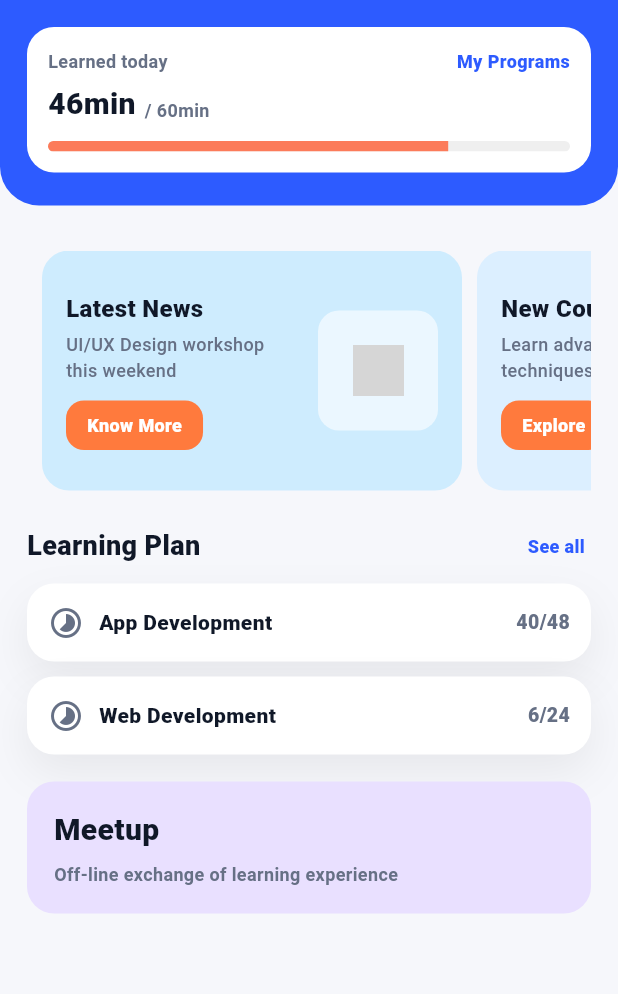
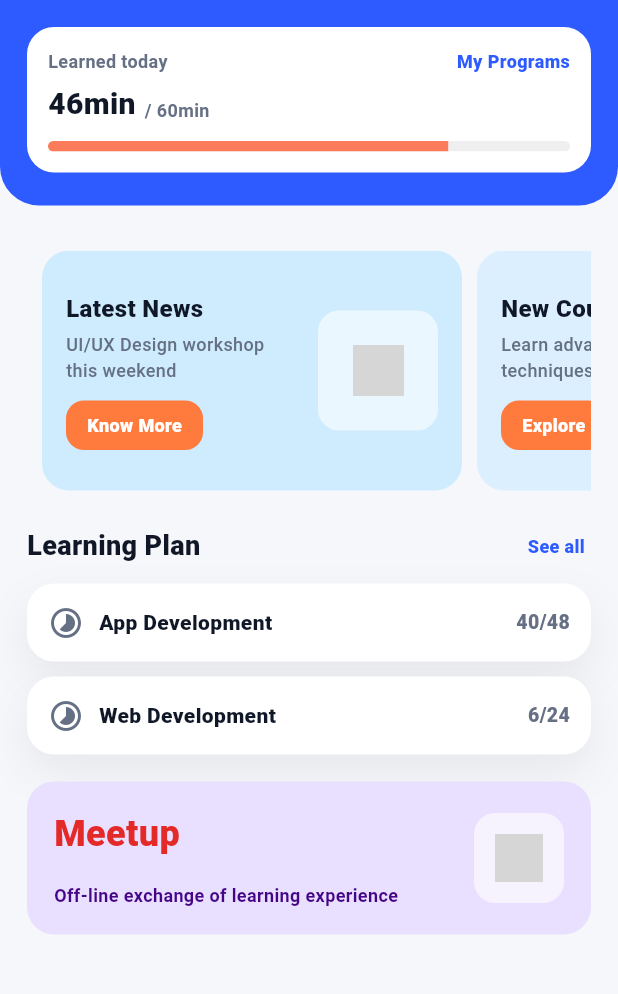
Before and after one commit to AnushkaGyawali/excelerateconnect, a Flutter app: the HomeScreen screen opened by its route, on a phone screen of 412 x 824 dp, the part 117-1111 px from its top. Run offline on Flutter 3.47's test engine with Material 3 defaults, Android fonts, the phone set to English and light mode, and no system bars; Roboto replaces fonts that are missing (SF Pro Display); grey boxes are pictures that could not be loaded.

Commit message:
Refactor HomeScreen layout and update MeetupBanner design; add assets path for icons

```diff
--- a/lib/screens/home/home_screen.dart
+++ b/lib/screens/home/home_screen.dart
@@ -25,12 +25,6 @@ class HomeScreen extends StatelessWidget {
                 child: Column(
                   crossAxisAlignment: CrossAxisAlignment.start,
                   children: [
-                    // SectionTitle(
-                    //   title: "Latest News",
-                    //   onSeeAll: () {
-                    //     _onSeeAllNewsPressed(context);
-                    //   },
-                    // ),
                     const SizedBox(height: 12),
 
                     /// Horizontal News Slider
@@ -195,7 +189,7 @@ class HomeScreen extends StatelessWidget {
     ScaffoldMessenger.of(context).showSnackBar(
       const SnackBar(
         content: Text('Opening Meetup Details'),
-        duration: Duration(seconds: 1),
+        duration: const Duration(seconds: 1),
       ),
     );
     // Add your navigation logic here
@@ -501,7 +495,7 @@ class _NewsBanner extends StatelessWidget {
   }
 }
 
-/// A Meetup information card.
+/// A Meetup information card with downloaded icon.
 class _MeetupBanner extends StatelessWidget {
   final VoidCallback onTap;
 
@@ -520,24 +514,54 @@ class _MeetupBanner extends StatelessWidget {
             color: const Color(0xFFE9E0FF),
             borderRadius: BorderRadius.circular(18),
           ),
-          child: const Column(
+          child: Row(
+            children: [
+              Expanded(
+                child: Column(
                   crossAxisAlignment: CrossAxisAlignment.start,
                   children: [
-              Text(
+                    const Text(
                       "Meetup",
                       style: TextStyle(
-                  fontSize: 20,
+                        fontSize: 24,
                         fontWeight: FontWeight.w900,
-                  color: AppTheme.textDark,
+                        color: const Color(0xFFE42929),
                       ),
                     ),
-              SizedBox(height: 6),
-              Text(
+                    const SizedBox(height: 15),
+                    const Text(
                       "Off-line exchange of learning experience",
                       style: TextStyle(
                         fontSize: 12,
                         fontWeight: FontWeight.w700,
-                  color: AppTheme.textSoft,
+                        color: const Color(0xFF440687),
+                      ),
+                    ),
+                  ],
+                ),
+              ),
+              const SizedBox(width: 12),
+              Container(
+                width: 60,
+                height: 60,
+                decoration: BoxDecoration(
+                  color: Colors.white.withOpacity(0.6),
+                  borderRadius: BorderRadius.circular(14),
+                ),
+                child: Center(
+                  child: Image.asset(
+                    '/icons/meetup-icon.png',
+                    width: 32,
+                    height: 32,
+                    color: AppTheme.primary,
+                    errorBuilder: (context, error, stackTrace) {
+                      return Icon(
+                        Icons.group,
+                        size: 32,
+                        color: AppTheme.primary,
+                      );
+                    },
+                  ),
                 ),
               ),
             ],
--- a/pubspec.yaml
+++ b/pubspec.yaml
@@ -55,6 +55,8 @@ flutter:
   # included with your application, so that you can use the icons in
   # the material Icons class.
   uses-material-design: true
+  assets:
+    - assets/icons/
 
   # To add assets to your application, add an assets section, like this:
   # assets:
```
Lines whose indentation alone changed are shown as unchanged.
